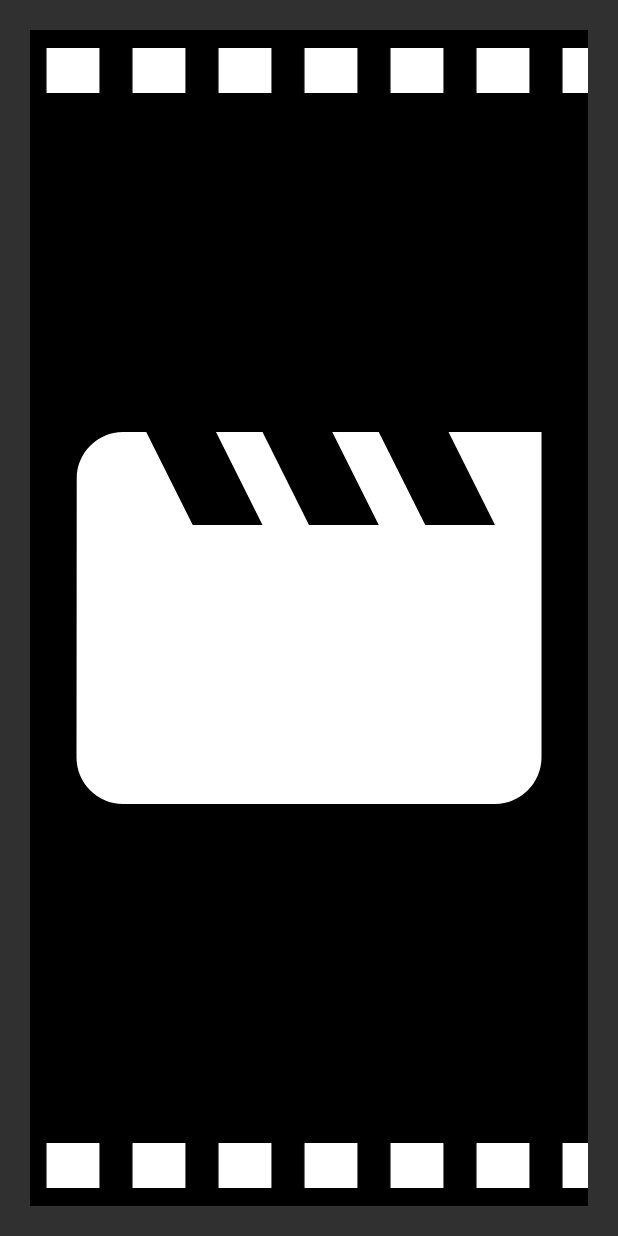
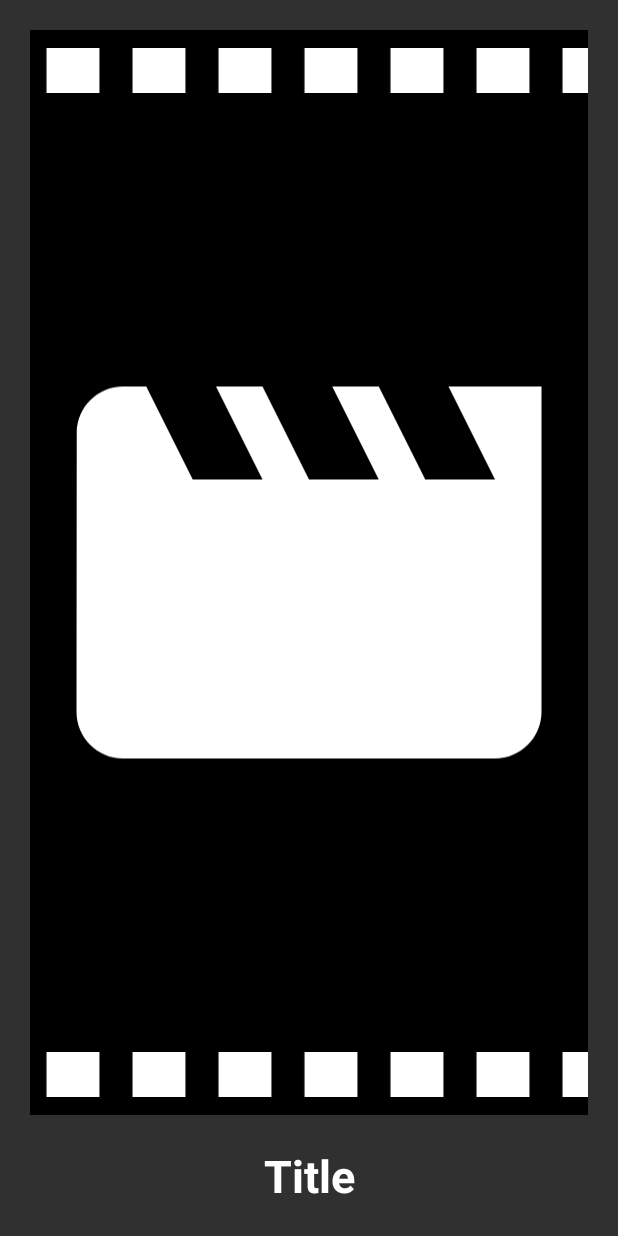
Before and after one commit to natalia-mus/TV_Series, an Android app: the layout single_show_item.xml on its own in the app's theme, with its tools: preview values and no code run, on a phone screen of 412 x 824 dp. Run offline under Robolectric (Android 15) with nearby library versions, the phone set to English and light mode, and no system bars.

Commit message:
Title added to single show item

```diff
--- a/app/src/main/java/com/example/tvseries/datamodel/SingleShowListItem.kt
+++ b/app/src/main/java/com/example/tvseries/datamodel/SingleShowListItem.kt
@@ -7,5 +7,6 @@ data class SingleShowListItem(
     @PrimaryKey
     val id: Int,
     @SerializedName("image_thumbnail_path")
-    val image: String
+    val image: String,
+    val name: String
 )
--- a/app/src/main/java/com/example/tvseries/view/adapters/TVShowsAdapter.kt
+++ b/app/src/main/java/com/example/tvseries/view/adapters/TVShowsAdapter.kt
@@ -5,6 +5,7 @@ import android.view.LayoutInflater
 import android.view.View
 import android.view.ViewGroup
 import android.widget.ImageView
+import android.widget.TextView
 import androidx.constraintlayout.widget.ConstraintLayout
 import androidx.core.content.res.ResourcesCompat
 import androidx.recyclerview.widget.RecyclerView
@@ -27,13 +28,17 @@ class TVShowsAdapter(
     }
 
     override fun onBindViewHolder(holder: SingleShowAdapterViewHolder, position: Int) {
+        val item = seriesList[position]
+
+        holder.showTitle.text = item.name
+
         Glide.with(holder.itemView)
-            .load(seriesList[position].image)
+            .load(item.image)
             .placeholder(ResourcesCompat.getDrawable(context.resources, R.drawable.ic_movie, null))
             .into(holder.showImage)
 
-        holder.showItem.setOnClickListener() {
-            onItemClickAction.onItemClicked(seriesList[position].id)
+        holder.showItem.setOnClickListener {
+            onItemClickAction.onItemClicked(item.id)
         }
     }
 
@@ -44,4 +49,5 @@ class TVShowsAdapter(
 class SingleShowAdapterViewHolder(view: View) : RecyclerView.ViewHolder(view) {
     val showItem: ConstraintLayout = itemView.findViewById(R.id.showItem)
     val showImage: ImageView = itemView.findViewById(R.id.showItem_image)
+    val showTitle: TextView = itemView.findViewById(R.id.showItem_title)
 }
--- a/app/src/main/res/layout/single_show_item.xml
+++ b/app/src/main/res/layout/single_show_item.xml
@@ -1,11 +1,21 @@
 <?xml version="1.0" encoding="utf-8"?>
 <androidx.constraintlayout.widget.ConstraintLayout xmlns:android="http://schemas.android.com/apk/res/android"
     xmlns:app="http://schemas.android.com/apk/res-auto"
+    xmlns:tools="http://schemas.android.com/tools"
     android:id="@+id/showItem"
     android:layout_width="match_parent"
-    android:layout_height="match_parent"
+    android:layout_height="match_parent">
+
+    <androidx.constraintlayout.widget.ConstraintLayout
+        android:id="@+id/showItem_poster"
+        android:layout_width="0dp"
+        android:layout_height="0dp"
         android:layout_margin="20dp"
-    android:background="@color/black">
+        android:background="@color/black"
+        app:layout_constraintBottom_toTopOf="@+id/showItem_title"
+        app:layout_constraintEnd_toEndOf="parent"
+        app:layout_constraintStart_toStartOf="parent"
+        app:layout_constraintTop_toTopOf="parent">
 
         <ImageView
             android:id="@+id/showItem_upperVideotape"
@@ -39,3 +49,21 @@
             app:layout_constraintStart_toStartOf="parent" />
 
     </androidx.constraintlayout.widget.ConstraintLayout>
+
+    <TextView
+        android:id="@+id/showItem_title"
+        android:layout_width="match_parent"
+        android:layout_height="wrap_content"
+        android:layout_marginHorizontal="20dp"
+        android:layout_marginBottom="20dp"
+        android:ellipsize="end"
+        android:gravity="center"
+        android:maxLines="1"
+        android:textColor="@color/white"
+        android:textSize="30sp"
+        android:textStyle="bold"
+        app:layout_constraintBottom_toBottomOf="parent"
+        app:layout_constraintTop_toBottomOf="@+id/showItem_poster"
+        tools:text="Title" />
+
+</androidx.constraintlayout.widget.ConstraintLayout>
```
Lines whose indentation alone changed are shown as unchanged.
